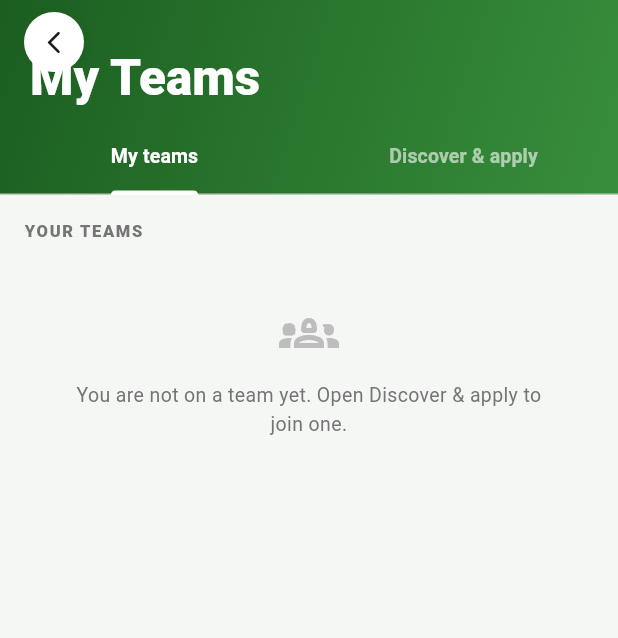
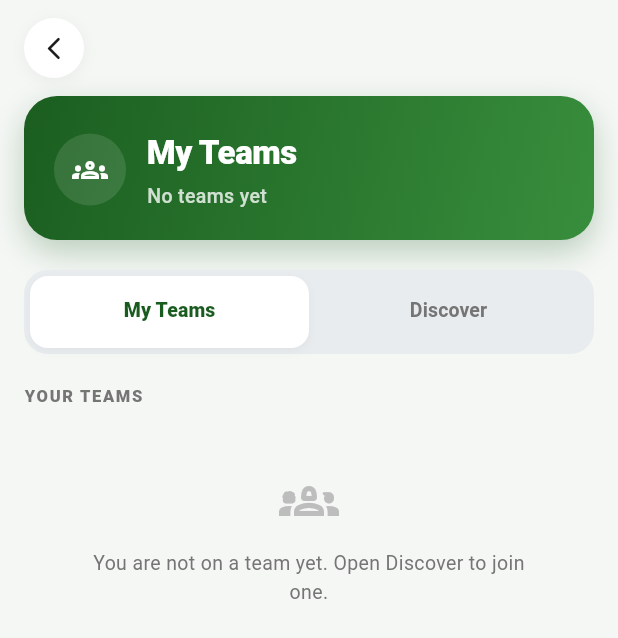
Before and after one commit to abdul-raheem-fast/gully-score, a Flutter app: the MyTeamsScreen screen opened directly, on a phone screen of 412 x 824 dp. Shown: the top 638 px of the screen. Run offline on Flutter 3.47's test engine with Material 3 defaults, Android fonts, the light colour scheme and no system bars; our stand-ins replace pdf, printing, supabase_flutter; accounts and stored records are empty.

Commit message:
updated frontend UI

```diff
--- a/lib/screens/player/my_teams_screen.dart
+++ b/lib/screens/player/my_teams_screen.dart
@@ -177,43 +177,22 @@ class _MyTeamsScreenState extends State<MyTeamsScreen>
 
     return Scaffold(
       backgroundColor: C.bg,
-      body: NestedScrollView(
-        headerSliverBuilder: (ctx, _) => [
-          SliverAppBar(
-            pinned: true,
-            backgroundColor: const Color(0xFF1B5E20),
-            foregroundColor: Colors.white,
-            automaticallyImplyLeading: false,
-            expandedHeight: 130,
-            flexibleSpace: FlexibleSpaceBar(
-              titlePadding: const EdgeInsets.fromLTRB(20, 0, 20, 56),
-              title: const Text('My Teams',
-                  style: TextStyle(
-                      fontWeight: FontWeight.w800,
-                      fontSize: 22,
-                      color: Colors.white)),
-              background: Stack(
-                fit: StackFit.expand,
+      body: SafeArea(
+        bottom: false,
+        child: Column(
           children: [
-                  Container(
-                    decoration: const BoxDecoration(
-                      gradient: LinearGradient(
-                        colors: [Color(0xFF1B5E20), Color(0xFF388E3C)],
-                        begin: Alignment.topLeft,
-                        end: Alignment.bottomRight,
-                      ),
-                    ),
-                  ),
-                  Positioned(
-                    top: MediaQuery.of(context).padding.top + 8,
-                    left: 16,
+            // ── Header: Back Button ──────────────────────────────
+            Padding(
+              padding: const EdgeInsets.fromLTRB(16, 12, 16, 0),
+              child: Align(
+                alignment: Alignment.centerLeft,
                 child: GestureDetector(
                   onTap: () => Navigator.of(context).pushReplacementNamed(RoutePaths.home),
                   child: Container(
                     width: 40,
                     height: 40,
                     decoration: BoxDecoration(
-                          color: Colors.white,
+                      color: C.white,
                       shape: BoxShape.circle,
                       boxShadow: [
                         BoxShadow(
@@ -231,39 +210,74 @@ class _MyTeamsScreenState extends State<MyTeamsScreen>
                   ),
                 ),
               ),
+            ),
+            const SizedBox(height: 12),
+
+            // ── Header: Title Card ───────────────────────────────
+            Padding(
+              padding: const EdgeInsets.symmetric(horizontal: 16),
+              child: _HeaderCard(count: myTeamsTabBadge),
+            ),
+            const SizedBox(height: 20),
+
+            // ── Tab Bar ──────────────────────────────────────────
+            Container(
+              margin: const EdgeInsets.symmetric(horizontal: 16),
+              padding: const EdgeInsets.all(4),
+              decoration: BoxDecoration(
+                color: const Color(0xFFE8ECEF),
+                borderRadius: BorderRadius.circular(16),
+              ),
+              child: TabBar(
+                controller: _tabCtrl,
+                dividerColor: Colors.transparent,
+                indicatorSize: TabBarIndicatorSize.tab,
+                indicator: BoxDecoration(
+                  color: C.white,
+                  borderRadius: BorderRadius.circular(12),
+                  boxShadow: [
+                    BoxShadow(
+                      color: Colors.black.withAlpha(10),
+                      blurRadius: 4,
+                      offset: const Offset(0, 2),
+                    ),
                   ],
                 ),
+                labelColor: C.g1,
+                unselectedLabelColor: C.grey,
+                labelStyle: const TextStyle(
+                  fontWeight: FontWeight.w800,
+                  fontSize: 13,
                 ),
-            bottom: TabBar(
-              controller: _tabCtrl,
-              indicatorColor: Colors.white,
-              indicatorWeight: 3,
-              labelColor: Colors.white,
-              unselectedLabelColor: Colors.white60,
-              labelStyle:
-                  const TextStyle(fontWeight: FontWeight.w700, fontSize: 13),
+                unselectedLabelStyle: const TextStyle(
+                  fontWeight: FontWeight.w600,
+                  fontSize: 13,
+                ),
                 tabs: [
                   Tab(
                     child: Row(
-                    mainAxisSize: MainAxisSize.min,
+                      mainAxisAlignment: MainAxisAlignment.center,
                       children: [
-                      const Text('My teams'),
+                        const Text('My Teams'),
                         if (myTeamsTabBadge > 0) ...[
                           const SizedBox(width: 6),
-                        _Badge(myTeamsTabBadge.toString(), Colors.white),
+                          _Badge(myTeamsTabBadge.toString(), C.g1),
                         ],
                       ],
                     ),
                   ),
-                const Tab(text: 'Discover & apply'),
+                  const Tab(text: 'Discover'),
                 ],
               ),
             ),
-        ],
-        body: TabBarView(
+            const SizedBox(height: 8),
+
+            // ── Tab Content ──────────────────────────────────────
+            Expanded(
+              child: TabBarView(
                 controller: _tabCtrl,
                 children: [
-            // ── Tab 1: My teams (DB memberships + roster + captain) ──
+                  // ── Tab 1: My Teams ──
                   RefreshIndicator(
                     color: C.g2,
                     onRefresh: () async {
@@ -272,10 +286,11 @@ class _MyTeamsScreenState extends State<MyTeamsScreen>
                       await _loadCaptainData();
                     },
                     child: ListView(
-                padding: const EdgeInsets.all(16),
+                      physics: const BouncingScrollPhysics(),
+                      padding: const EdgeInsets.fromLTRB(16, 12, 16, 24),
                       children: [
                         const _SectionHeader('Your teams'),
-                  const SizedBox(height: 8),
+                        const SizedBox(height: 10),
                         if (store.isLoadingMemberships || _loadingRoster)
                           const _Loader()
                         else if (approvedMemberships.isEmpty && rosterOnly.isEmpty)
@@ -284,7 +299,7 @@ class _MyTeamsScreenState extends State<MyTeamsScreen>
                             label: applications.any((m) =>
                                     m.status == MembershipStatus.pending)
                                 ? 'No approved memberships yet. Pending applications are below.'
-                          : 'You are not on a team yet. Open Discover & apply to join one.',
+                                : 'You are not on a team yet. Open Discover to join one.',
                           )
                         else ...[
                           ...approvedMemberships
@@ -300,13 +315,13 @@ class _MyTeamsScreenState extends State<MyTeamsScreen>
                         if (applications.isNotEmpty) ...[
                           const SizedBox(height: 24),
                           const _SectionHeader('Applications'),
-                    const SizedBox(height: 8),
+                          const SizedBox(height: 10),
                           ...applications.map((m) => _MembershipCard(membership: m)),
                         ],
                         const SizedBox(height: 24),
                         if (_isCaptain) ...[
                           const _SectionHeader('Captain — pending requests'),
-                    const SizedBox(height: 8),
+                          const SizedBox(height: 10),
                           if (_loadingRequests)
                             const _Loader()
                           else if (_pendingRequests.isEmpty)
@@ -327,7 +342,7 @@ class _MyTeamsScreenState extends State<MyTeamsScreen>
                     ),
                   ),
 
-            // ── Tab 2: Discover & apply ──
+                  // ── Tab 2: Discover ──
                   _BrowseTab(
                     allTeams: _allTeams,
                     memberships: memberships,
@@ -350,6 +365,9 @@ class _MyTeamsScreenState extends State<MyTeamsScreen>
                       await _refreshMemberships();
                     },
                     onTeamTap: (teamName) => _openTeamSquadSheet(teamName),
+                  ),
+                ],
+              ),
             ),
           ],
         ),
@@ -827,6 +845,88 @@ class _RequestCardState extends State<_RequestCard> {
   String _fmtDate(DateTime d) => '${d.day}/${d.month}/${d.year}';
 }
 
+class _HeaderCard extends StatelessWidget {
+  final int count;
+  const _HeaderCard({required this.count});
+
+  @override
+  Widget build(BuildContext context) {
+    return Container(
+      width: double.infinity,
+      padding: const EdgeInsets.fromLTRB(20, 22, 20, 20),
+      decoration: BoxDecoration(
+        borderRadius: BorderRadius.circular(22),
+        gradient: const LinearGradient(
+          colors: [Color(0xFF1B5E20), Color(0xFF388E3C)],
+          begin: Alignment.topLeft,
+          end: Alignment.bottomRight,
+        ),
+        boxShadow: [
+          BoxShadow(
+            color: const Color(0xFF1B5E20).withAlpha(70),
+            blurRadius: 18,
+            offset: const Offset(0, 8),
+          ),
+        ],
+      ),
+      child: Column(
+        crossAxisAlignment: CrossAxisAlignment.start,
+        children: [
+          Row(
+            children: [
+              Container(
+                width: 48,
+                height: 48,
+                decoration: BoxDecoration(
+                  color: Colors.white.withAlpha(30),
+                  shape: BoxShape.circle,
+                ),
+                child: const Center(
+                  child: Icon(
+                    Icons.groups_outlined,
+                    color: Colors.white,
+                    size: 24,
+                  ),
+                ),
+              ),
+              const SizedBox(width: 14),
+              Expanded(
+                child: Column(
+                  crossAxisAlignment: CrossAxisAlignment.start,
+                  children: [
+                    const Text(
+                      'My Teams',
+                      style: TextStyle(
+                        color: Colors.white,
+                        fontSize: 22,
+                        fontWeight: FontWeight.w800,
+                        letterSpacing: -0.3,
+                      ),
+                    ),
+                    const SizedBox(height: 4),
+                    Text(
+                      count == 0
+                        ? 'No teams yet'
+                        : count == 1
+                          ? '1 team joined'
+                          : '$count teams joined',
+                      style: TextStyle(
+                        color: Colors.white.withAlpha(200),
+                        fontSize: 13,
+                        fontWeight: FontWeight.w500,
+                      ),
+                    ),
+                  ],
+                ),
+              ),
+            ],
+          ),
+        ],
+      ),
+    );
+  }
+}
+
 // ── Small reusable widgets ───────────────────────────────────────
 class _SectionHeader extends StatelessWidget {
   final String text;
```
Lines whose indentation alone changed are shown as unchanged.
